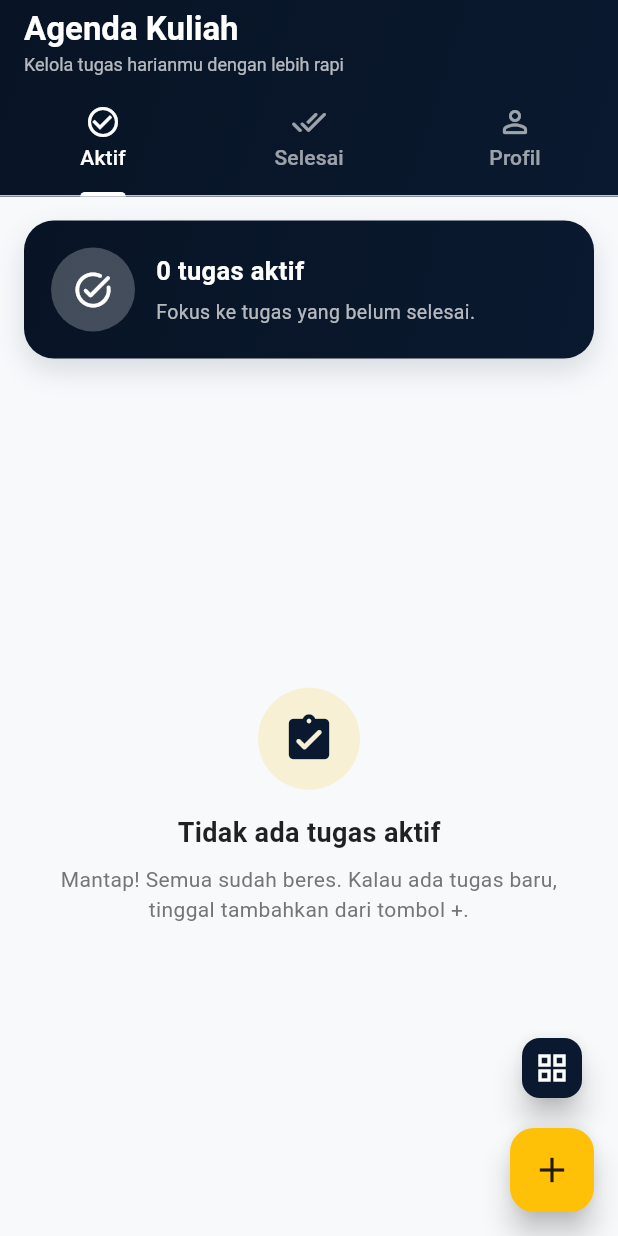
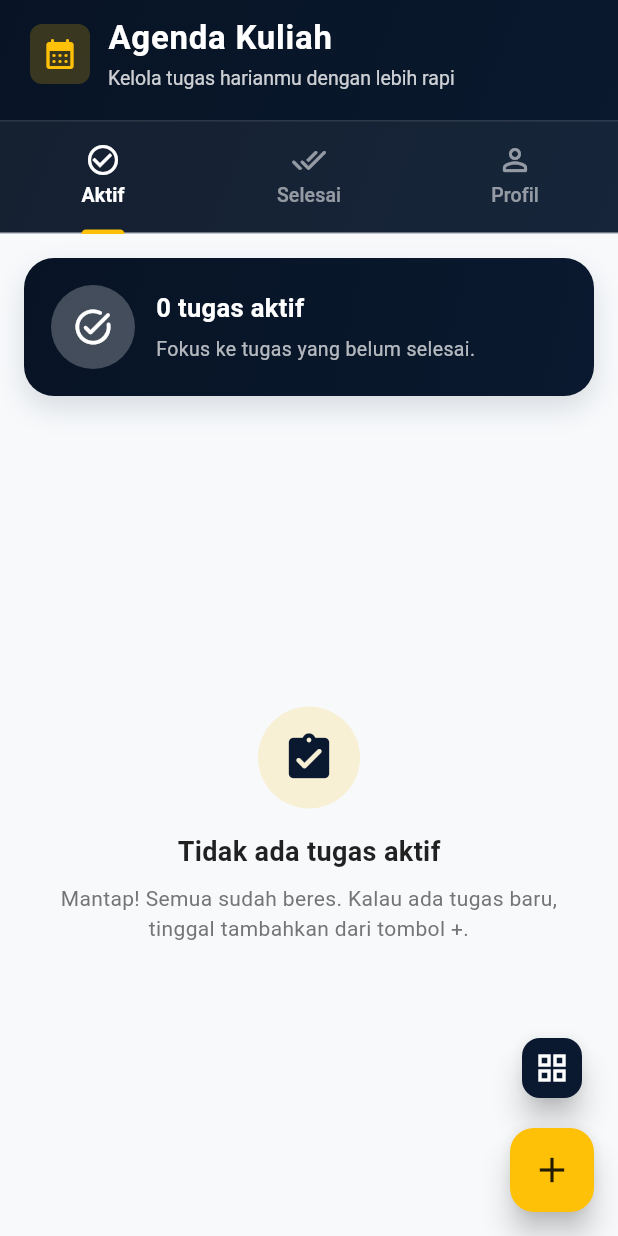
Before and after one commit to Sento2/AgendaKuliahV2, a Flutter app: the MainScreen screen opened directly, on a phone screen of 412 x 824 dp. Run offline on Flutter 3.47's test engine with Material 3 defaults, Android fonts, the phone set to English and light mode, and no system bars; our stand-ins replace flutter_local_notifications, google_sign_in, supabase_flutter, timezone; missing offline and left inert: dart:html; accounts and stored records are empty.

```diff
--- /dev/null
+++ b/lib/core/constants/google_client_id.dart
@@ -0,0 +1,4 @@
+import 'google_client_id_stub.dart'
+    if (dart.library.html) 'google_client_id_web.dart';
+
+String? getGoogleWebClientId() => getGoogleWebClientIdImpl();
--- /dev/null
+++ b/lib/core/constants/google_client_id_stub.dart
@@ -0,0 +1 @@
+String? getGoogleWebClientIdImpl() => null;
--- a/lib/views/screens/main_screen.dart
+++ b/lib/views/screens/main_screen.dart
@@ -62,46 +62,102 @@ class _MainScreenState extends State<MainScreen>
     return Scaffold(
       backgroundColor: Theme.of(context).scaffoldBackgroundColor,
 
-      // Menggantikan AppBarLayout dan Toolbar
+      // Menggantikan AppBarLayout dan Toolbar dengan Design Profesional
       appBar: AppBar(
-        backgroundColor: navyBlue,
+        backgroundColor: Colors.transparent,
         elevation: 0,
         centerTitle: false,
-        title: const Column(
+        toolbarHeight: 100,
+        title: Container(
+          padding: const EdgeInsets.only(left: 4, right: 4, top: 8, bottom: 16),
+          child: Column(
             crossAxisAlignment: CrossAxisAlignment.start,
-          mainAxisAlignment: MainAxisAlignment.center,
+            mainAxisAlignment: MainAxisAlignment.start,
+            children: [
+              Row(
+                children: [
+                  // Icon visual untuk header
+                  Container(
+                    padding: const EdgeInsets.all(8),
+                    decoration: BoxDecoration(
+                      color: softPink.withOpacity(0.2),
+                      borderRadius: BorderRadius.circular(8),
+                    ),
+                    child: Icon(
+                      Icons.calendar_month_rounded,
+                      color: softPink,
+                      size: 24,
+                    ),
+                  ),
+                  const SizedBox(width: 12),
+                  // Judul dan Subtitle di samping icon
+                  Expanded(
+                    child: Column(
+                      crossAxisAlignment: CrossAxisAlignment.start,
                       children: [
                         Text(
                           'Agenda Kuliah',
                           style: TextStyle(
                             color: Colors.white,
-                fontWeight: FontWeight.bold,
+                            fontWeight: FontWeight.w700,
+                            fontSize: 22,
+                            letterSpacing: 0.5,
                           ),
                         ),
-            SizedBox(height: 2),
+                        const SizedBox(height: 4),
                         Text(
                           'Kelola tugas harianmu dengan lebih rapi',
-              style: TextStyle(color: Colors.white70, fontSize: 12),
+                          style: TextStyle(
+                            color: Colors.white.withOpacity(0.8),
+                            fontSize: 13,
+                            fontWeight: FontWeight.w400,
+                          ),
                         ),
                       ],
+                    ),
+                  ),
+                ],
+              ),
+            ],
+          ),
         ),
         flexibleSpace: Container(
           decoration: const BoxDecoration(gradient: AppTheme.mainGradient),
         ),
 
-        // Menggantikan TabLayout
-        bottom: TabBar(
+        // Menggantikan TabLayout dengan design lebih modern
+        bottom: PreferredSize(
+          preferredSize: const Size.fromHeight(56),
+          child: Container(
+            padding: const EdgeInsets.symmetric(horizontal: 0),
+            decoration: BoxDecoration(
+              color: Colors.white.withOpacity(0.05),
+              border: Border(
+                top: BorderSide(color: Colors.white.withOpacity(0.1), width: 1),
+              ),
+            ),
+            child: TabBar(
               controller: _tabController,
               onTap: (_) => _onTabChanged(),
-          indicatorColor: Colors.white,
+              indicatorColor: softPink,
               indicatorWeight: 3,
               labelColor: Colors.white,
-          unselectedLabelColor: Colors.white60,
+              unselectedLabelColor: Colors.white54,
+              labelStyle: const TextStyle(
+                fontWeight: FontWeight.w600,
+                fontSize: 13,
+              ),
+              unselectedLabelStyle: const TextStyle(
+                fontWeight: FontWeight.w500,
+                fontSize: 13,
+              ),
               tabs: const [
                 Tab(icon: Icon(Icons.check_circle_outline), text: "Aktif"),
                 Tab(icon: Icon(Icons.done_all_rounded), text: "Selesai"),
                 Tab(icon: Icon(Icons.person_outline_rounded), text: "Profil"),
               ],
+            ),
+          ),
         ),
       ),
 
```
Also changed, not shown: lib/core/constants/google_client_id_web.dart (added, +14 -0 lines), lib/viewmodels/auth_viewmodel.dart (+38 -5 lines), 1 other file. Lines whose indentation alone changed are shown as unchanged.
